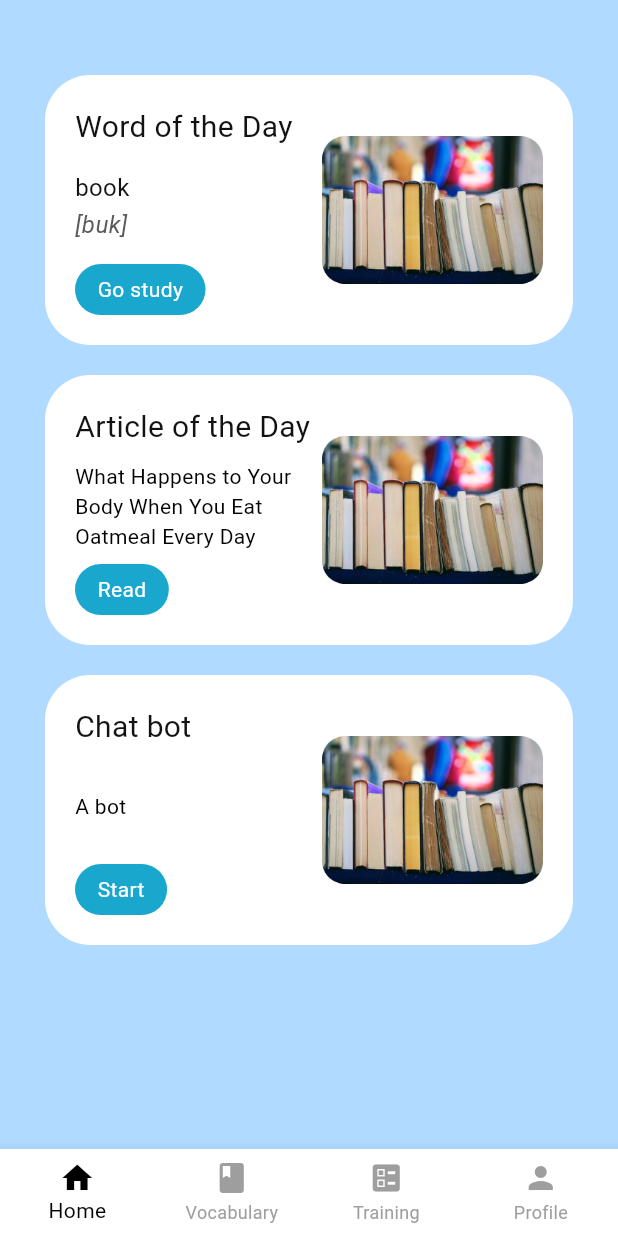
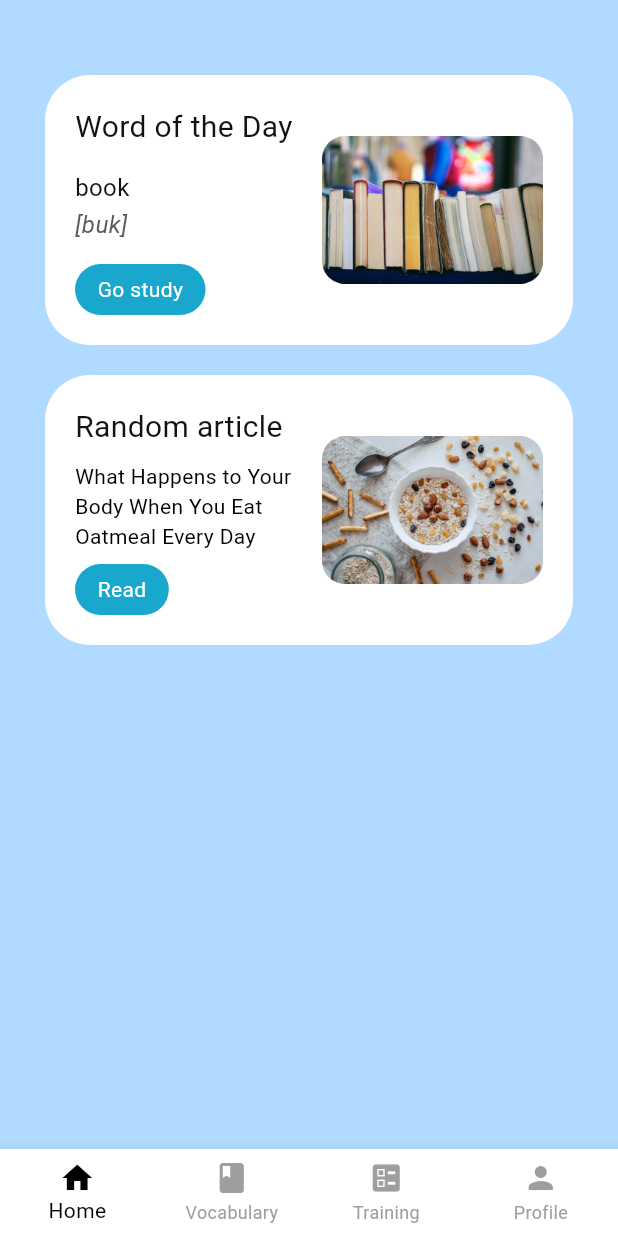
Before and after one commit to DatskoDavid/study_english_app, a Flutter app: the screen it shows once a user with an empty profile is signed in, on a phone screen of 412 x 824 dp. Run offline on Flutter 3.47's test engine with Material 2 defaults, Android fonts, the light colour scheme and no system bars; our stand-ins replace cloud_firestore, equatable, firebase_auth, firebase_core, percent_indicator; accounts and stored records are empty; network calls fail.

Commit message:
many changes

```diff
--- a/lib/data/articles_fake_data/articles_data.dart
+++ b/lib/data/articles_fake_data/articles_data.dart
@@ -6,6 +6,24 @@ const articles = [
     text:
         '''It's a good thing medical experts recommend oatmeal as a healthy breakfast—there's so much you can do with a container of oats. You can enjoy them warm, soak them overnight, bake them into bars or muffins, or even blend them into a waffle batter. Yet besides such delicious versatility, why exactly do health experts recommend oatmeal as a go-to morning meal? How does a simple bowl of oats affect your long-term health? Here's what the science says about consuming oatmeal on a regular basis.
 Oats are a great source of fiber, a carbohydrate that the body cannot digest. Because fiber slows down digestion, you won't feel as hungry for a longer period, per the Centers for Disease Control and Prevention. Eating fiber-rich foods helps avoid spikes and dips in your blood sugar levels while reducing feelings of hunger. "Having oats for breakfast or incorporated into different foods as meals and snacks is a great way to give the meal more staying power and help you feel fuller for longer," says Maggie Michalczyk, RDN. According to the USDA's FoodData Central, 1 cup of cooked oatmeal contains 4 grams of fiber, which is 16% of the recommended daily value.''',
-    image: 'assets/images/1.png',
-  )
+    image: 'assets/images/article_1.png',
+  ),
+  Article(
+    title: 'The Importance of Physical Exercise for Mental Health',
+    text:
+        '''Regular physical exercise has long been associated with numerous health benefits, including improved cardiovascular health, weight management, and increased muscle strength. However, its impact on mental health is often overlooked. Recent studies have shed light on the significant role that exercise plays in promoting positive mental well-being.
+
+Engaging in physical activity triggers the release of endorphins, often referred to as "feel-good" hormones, which can help alleviate symptoms of stress, anxiety, and depression. Exercise serves as a natural mood enhancer, contributing to a sense of happiness and overall mental clarity. Additionally, regular exercise can improve self-esteem and body image, fostering a more positive self-perception.''',
+    image: 'assets/images/article_2.png',
+  ),
+  Article(
+    title: 'The Growing Popularity of Plant-Based Diets',
+    text:
+        '''In recent years, there has been a remarkable surge in the popularity of plant-based diets. More and more individuals are embracing this dietary approach, either by adopting a fully plant-based lifestyle or by incorporating more plant-based meals into their existing eating habits. This shift can be attributed to various factors, including health concerns, environmental awareness, and ethical considerations.
+
+Health-conscious individuals are turning to plant-based diets due to their potential health benefits. Studies have shown that plant-based diets, when well-planned, can provide all the necessary nutrients for a balanced and healthy lifestyle. They are typically rich in fiber, vitamins, minerals, and antioxidants, which contribute to reduced risks of chronic conditions such as heart disease, diabetes, and certain types of cancer.
+
+Additionally, plant-based diets are often lower in saturated fat and cholesterol, making them favorable for cardiovascular health. They can also help with weight management, as plant-based meals tend to be lower in calorie density while being more nutrient-dense. Consequently, individuals who adopt plant-based diets may experience weight loss and an overall improvement in their well-being.''',
+    image: 'assets/images/article_3.png',
+  ),
 ];
--- a/lib/main.dart
+++ b/lib/main.dart
@@ -96,17 +96,3 @@ class MyApp extends StatelessWidget {
     );
   }
 }
-
-final testWords = [
-  const Word(
-    word: 'book',
-    phonetic: '[buk]',
-    meanings: [
-      Meaning(
-        partOf: 'noun',
-        meaning:
-            'physical objects cosisting of a number of page bound together',
-      ),
-    ],
-  ),
-];
--- a/lib/presentation/screens/bottom_nav_bar_controller.dart
+++ b/lib/presentation/screens/bottom_nav_bar_controller.dart
@@ -20,7 +20,7 @@ class _BottomNavBarControllerState extends State<BottomNavBarController> {
   static int _selectedIndex = 0;
 
   late final _screens = <Widget>[
-    const HomeScreen(),
+    HomeScreen(),
     VocabularyScreen(),
     const TrainingHome(),
     ProfileScreen(),
--- a/lib/presentation/screens/home_screen.dart
+++ b/lib/presentation/screens/home_screen.dart
@@ -1,17 +1,23 @@
+import 'dart:math';
+
 import 'package:flutter/material.dart';
 import 'package:real_diploma/constants/colors.dart';
+import 'package:real_diploma/data/articles_fake_data/articles_data.dart';
+import 'package:real_diploma/presentation/screens/article_screen.dart';
 
 import '../widgets/card_of_day.dart';
 import '../widgets/word_of_day.dart';
 
 class HomeScreen extends StatelessWidget {
-  const HomeScreen({
+  HomeScreen({
     Key? key,
   }) : super(key: key);
 
+  final randomArticleIndex = Random().nextInt(2);
+
   @override
   Widget build(BuildContext context) {
-    return const SafeArea(
+    return SafeArea(
       child: Scaffold(
         backgroundColor: AppColors.background,
         // appBar: AppBar(
@@ -34,29 +40,21 @@ class HomeScreen extends StatelessWidget {
                 //     style: const TextStyle(fontSize: 16),
                 //   ),
                 // ),
-                SizedBox(height: 20),
-                WordOfDay(
+                const SizedBox(height: 20),
+                const WordOfDay(
                   title: 'Word of the Day',
                   word: 'book',
                   phonetic: '[buk]',
                   buttonCaption: 'Go study',
                   image: 'assets/images/1.png',
                 ),
-                SizedBox(height: 20),
+                const SizedBox(height: 20),
                 CardOfDay(
-                  title: 'Article of the Day',
-                  description:
-                      'What Happens to Your Body When You Eat Oatmeal Every Day',
+                  title: 'Random article',
+                  article: articles[randomArticleIndex],
                   buttonCaption: 'Read',
-                  image: 'assets/images/1.png',
                 ),
-                SizedBox(height: 20),
-                CardOfDay(
-                  title: 'Chat bot',
-                  description: 'A bot',
-                  buttonCaption: 'Start',
-                  image: 'assets/images/1.png',
-                ),
+                const SizedBox(height: 20),
               ],
             ),
           ),
--- a/lib/presentation/widgets/card_of_day.dart
+++ b/lib/presentation/widgets/card_of_day.dart
@@ -2,19 +2,19 @@ import 'package:flutter/material.dart';
 
 import '../../constants/colors.dart';
 import '../../constants/text_styles.dart';
+import '../../domain/models/article.dart';
+import '../screens/article_screen.dart';
 
 class CardOfDay extends StatelessWidget {
   final String title;
-  final String description;
+  final Article article;
   final String buttonCaption;
-  final String image;
 
   const CardOfDay({
     super.key,
+    required this.article,
+    required this.buttonCaption,
     required this.title,
-    required this.description,
-    required this.buttonCaption,
-    required this.image,
   });
 
   @override
@@ -35,9 +35,15 @@ class CardOfDay extends StatelessWidget {
               crossAxisAlignment: CrossAxisAlignment.start,
               children: [
                 Text(title, style: AppTextStyles.cardTitle),
-                Text(description),
+                Text(article.title),
                 InkWell(
-                  onTap: () {},
+                  onTap: () {
+                    Navigator.pushNamed(
+                      context,
+                      ArticleScreen.routeName,
+                      arguments: article,
+                    );
+                  },
                   child: Container(
                     padding: const EdgeInsets.symmetric(
                       vertical: 7,
@@ -59,7 +65,7 @@ class CardOfDay extends StatelessWidget {
           Expanded(
             child: SizedBox(
               width: 50,
-              child: Image.asset(image),
+              child: Image.asset(article.image),
             ),
           ),
         ],
--- a/lib/presentation/widgets/vocabulary/word_card.dart
+++ b/lib/presentation/widgets/vocabulary/word_card.dart
@@ -1,6 +1,4 @@
-import 'package:cloud_firestore/cloud_firestore.dart';
 import 'package:flutter/material.dart';
-import 'package:real_diploma/data/datasources/firestore_database.dart';
 
 import '../../../constants/colors.dart';
 import '../../../constants/text_styles.dart';
```
Also changed, not shown: lib/presentation/screens/auth/login_screen.dart (+5 -4 lines), lib/presentation/screens/auth/registration_screen.dart (+6 -6 lines), lib/presentation/screens/training_mode/simple/about_word_screen.dart (+5 -3 lines), lib/presentation/screens/training_mode/simple/input_word_screen.dart (+6 -1 lines), lib/presentation/screens/training_mode/simple/quiz_screen.dart (+8 -4 lines), lib/presentation/screens/training_mode/simple/result_screen.dart (+19 -5 lines), lib/presentation/screens/training_mode/training_home.dart (+13 -17 lines), assets/images/article_1.png (added), assets/images/article_2.png (added), assets/images/article_3.png (added), 2 other files.
